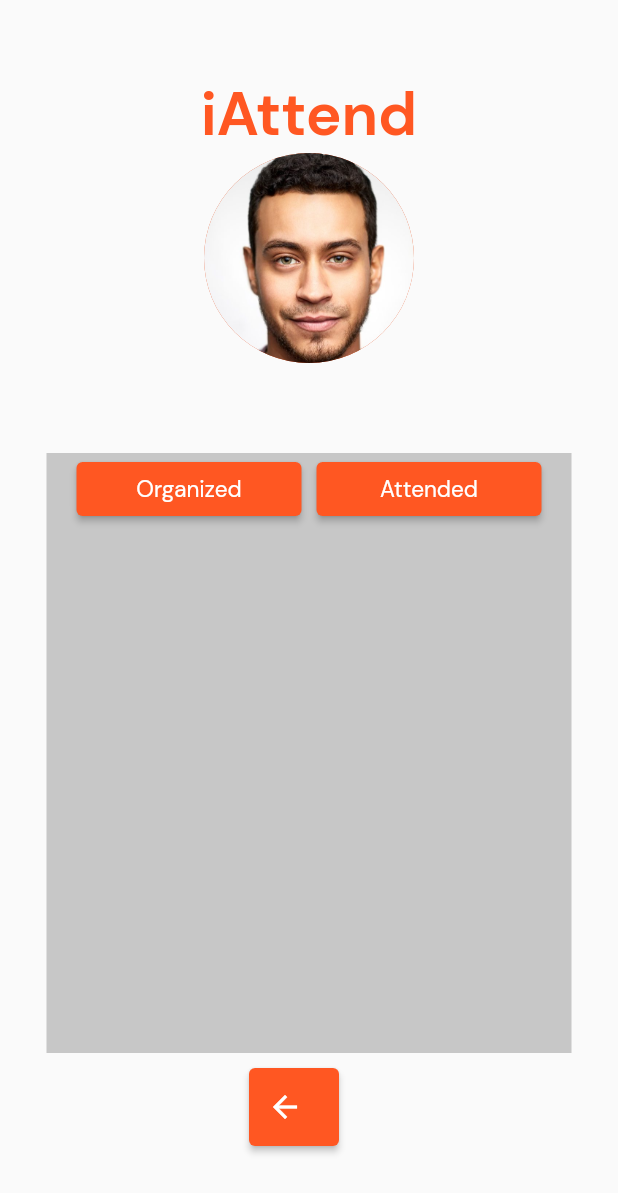
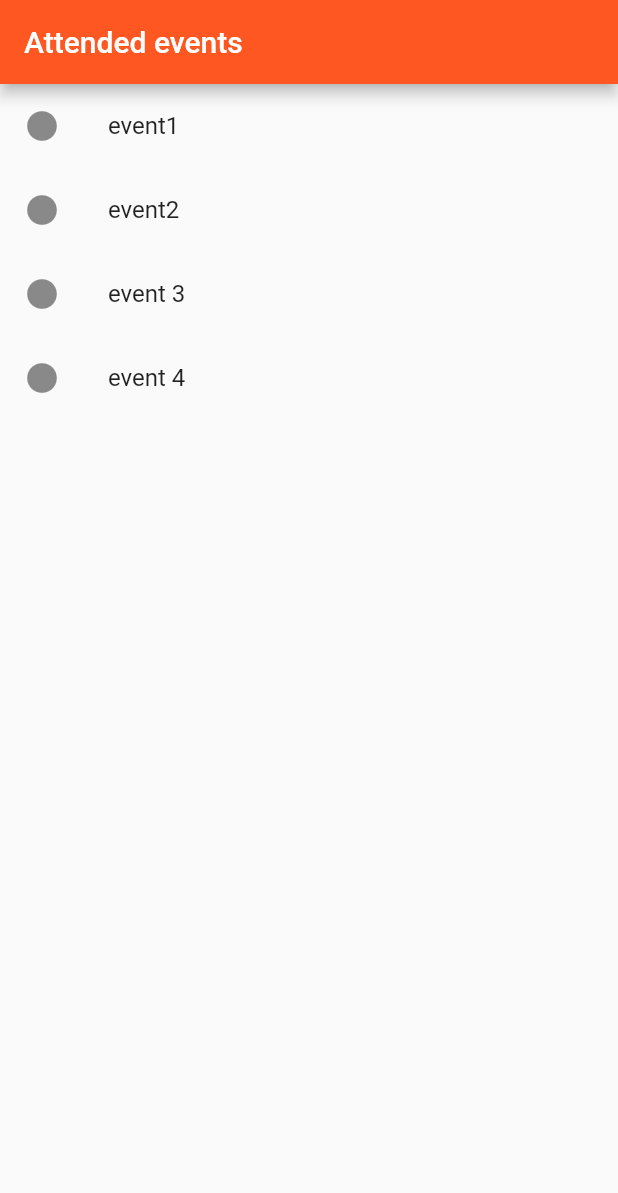
Before and after one commit to fanlit/cz3002_iattend, a Flutter app: the ProfilePageState screen opened directly, after a tap on "Attended", on a phone screen of 412 x 824 dp. Shown: the top 1193 px of the screen. Run offline on Flutter 3.47's test engine with Material 2 defaults, Android fonts, the phone set to English and light mode, and no system bars; our stand-ins replace camera, cloud_firestore, firebase_auth, firebase_core, get_it, logger; missing offline and left inert: google_ml_kit, tflite_flutter; accounts and stored records are empty.

Commit message:
Added list when clicking on attend events on profile page to show list

```diff
--- a/lib/ProfilePage.dart
+++ b/lib/ProfilePage.dart
@@ -6,6 +6,7 @@ import 'globalenv.dart';
 import 'Services/AuthenticationService.dart';
 import 'OrganiserEventInfoPage.dart';
 import 'Widget/ProfilePictureWidget.dart';
+import 'listView.dart';
 
 class ProfilePageState extends StatelessWidget {
   TemplateMaker templatemkr = TemplateMaker();
@@ -69,9 +70,14 @@ class ProfilePageState extends StatelessWidget {
                                     SizedBox(width: 10),
                                     SizedBox(
                                               width: 150,
+                                              child: ElevatedButton(
+                                                  onPressed: () {
+                                                     Navigator.push(
+                                                    context,
+                                                    MaterialPageRoute(builder: (context) => ListExampleClick()),
+                        );
 
-                                              child: ElevatedButton(
-                                                  onPressed: () {}, // TODO: show attended events
+                                                  }, // TODO: show attended events
                                                   child: const Text(
                                                     'Attended',
                                                     style: TextStyle(fontSize: 15, fontFamily: 'DMSans'),
--- /dev/null
+++ b/lib/listView.dart
@@ -0,0 +1,63 @@
+// ignore_for_file: prefer_const_constructors
+
+import 'package:flutter/material.dart';
+import 'OrganiserEventInfoPage.dart';
+
+
+class ListExampleClick extends StatelessWidget {
+  @override
+  Widget build(BuildContext context) {
+    // TODO: implement build
+
+    // This time instead of using a Container we are using the MaterialApp
+    // widget, which is setup to make our app have the Material theme.
+    return MaterialApp(
+      debugShowCheckedModeBanner: false,
+      title: 'ListViews',
+      theme: ThemeData(primarySwatch: Colors.deepOrange),
+      // The Scaffold widget lays out our home page for us
+      home: Scaffold(
+        // We will pass an AppBar widget to the appBar property of Scaffold
+
+        // The AppBar property takes a Text widget for its title property
+
+        appBar: AppBar(
+          title: Text('Attended events'),
+        ),
+
+        // The body property of the Scaffold widget is the main content of
+        // our screen. Instead of directly giving it a widget we are going
+        // to break it out into another method so that things don't get
+        // too messy here.
+        body: ListLayout(),
+      ),
+    );
+  }
+}
+
+class ListLayout extends StatefulWidget {
+  _ListViewClickListenerState createState() => _ListViewClickListenerState();
+}
+
+class _ListViewClickListenerState extends State<ListLayout> {
+  final List<String> _myDataList=['event1','event2','event 3','event 4'];
+  @override
+  Widget build(BuildContext context) {
+    // TODO: implement build
+
+    return ListView(
+
+      children: _myDataList
+          .map((data) => ListTile(
+        leading: Icon(Icons.circle),
+        title: Text(data),
+        onTap: () {Navigator.push(context,MaterialPageRoute(builder: (context)=> OrganiserEventInfoPage()
+        )
+        );
+        }
+      ))
+          .toList(),
+
+    );
+  }
+}
```
